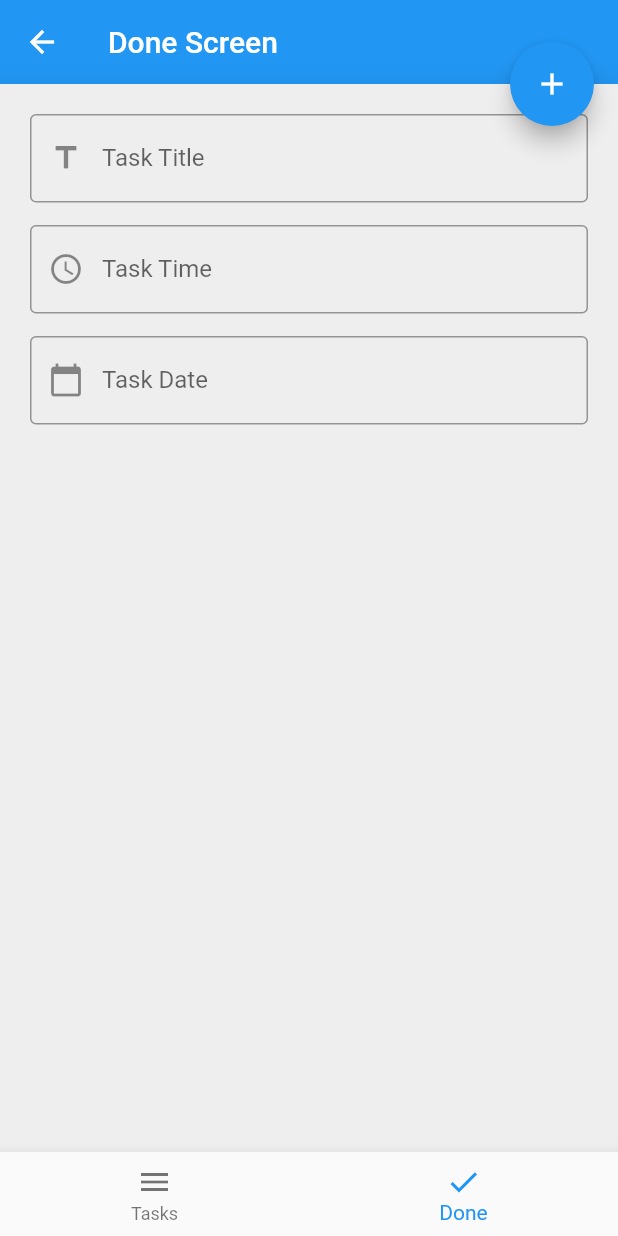
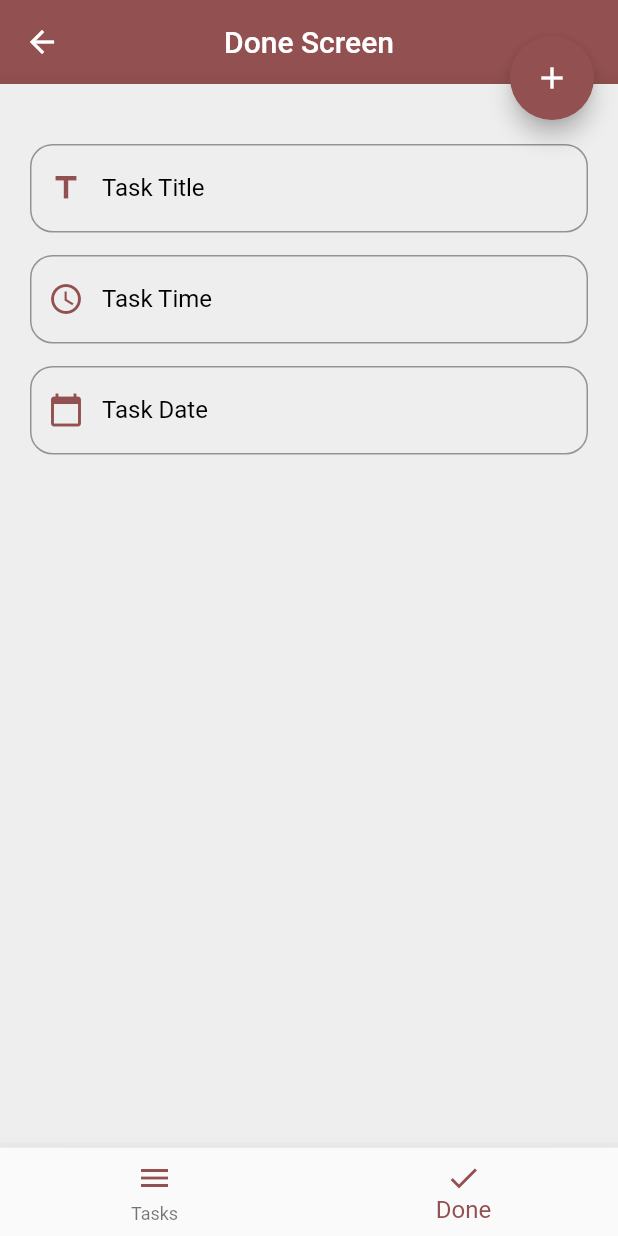
Before and after one commit to AhmedElemey/my_todo_app, a Flutter app: the screen it shows after launch, item 2 of the bottom bar chosen, after a tap on the "edit" icon, on a phone screen of 412 x 824 dp. Run offline on Flutter 3.47's test engine with Material 2 defaults, Android fonts, the phone set to English and light mode, and no system bars; our stand-ins replace conditional_builder_null_safety, persistent_bottom_nav_bar, sqflite; accounts and stored records are empty.

Commit message:
design enhancement

```diff
--- a/lib/views/home_screen.dart
+++ b/lib/views/home_screen.dart
@@ -29,6 +29,15 @@ class _HomeScreenState extends State<HomeScreen> {
   }
 
   @override
+  void dispose() {
+    // TODO: implement dispose
+    titleController.dispose();
+    timeController.dispose();
+    dateController.dispose();
+    super.dispose();
+  }
+
+  @override
   Widget build(BuildContext context) {
     var provider = Provider.of<DatabaseHelper>(context, listen: false);
 
@@ -37,11 +46,16 @@ class _HomeScreenState extends State<HomeScreen> {
         key: scaffoldKey,
         body: provider.screens[provider.getCurrentIndex],
         appBar: AppBar(
+          backgroundColor: const Color(0xff935050),
+          centerTitle: true,
           title: Text(
-            '${provider.screenName[provider.getCurrentIndex]}',
+            provider.screenName[provider.getCurrentIndex],
           ),
         ),
-        floatingActionButton: FloatingActionButton(
+        floatingActionButton: Padding(
+          padding: const EdgeInsets.only(bottom: 8.0),
+          child: FloatingActionButton(
+            backgroundColor: const Color(0xff935050),
             onPressed: () {
               if (provider.getIsBottomSheetShown) {
                 if (formKey.currentState!.validate()) {
@@ -50,6 +64,7 @@ class _HomeScreenState extends State<HomeScreen> {
                     time: timeController.text,
                     date: dateController.text,
                   );
+                  Navigator.pop(context);
                 }
               } else {
                 scaffoldKey.currentState!
@@ -62,6 +77,9 @@ class _HomeScreenState extends State<HomeScreen> {
                           child: Column(
                             mainAxisSize: MainAxisSize.min,
                             children: [
+                              const SizedBox(
+                                height: 20,
+                              ),
                               defaultFormField(
                                 controller: titleController,
                                 type: TextInputType.text,
@@ -93,7 +111,6 @@ class _HomeScreenState extends State<HomeScreen> {
                                     ).then((value) {
                                       timeController.text =
                                           value!.format(context).toString();
-                                    print(timeController.text);
                                     });
                                   }),
                               const SizedBox(height: 15),
@@ -116,7 +133,8 @@ class _HomeScreenState extends State<HomeScreen> {
                                         firstDate: DateTime.now(),
                                         lastDate: DateTime.parse('2022-05-03'),
                                       ).then((value) {
-                                      print(DateFormat.yMMMd().format(value!));
+                                        print(
+                                            DateFormat.yMMMd().format(value!));
                                         dateController.text =
                                             DateFormat.yMMMd().format(value);
                                       });
@@ -138,15 +156,27 @@ class _HomeScreenState extends State<HomeScreen> {
             },
             child: Icon(provider.getFabIcon),
           ),
+        ),
         bottomNavigationBar: BottomNavigationBar(
+          selectedLabelStyle: const TextStyle(
+            color: Color(0xff935050),
+            fontSize: 16,
+          ),
+          selectedItemColor: const Color(0xff935050),
           currentIndex: provider.getCurrentIndex,
           items: const [
             BottomNavigationBarItem(
-              icon: Icon(Icons.menu),
+              icon: Icon(
+                Icons.menu,
+                color: Color(0xff935050),
+              ),
               label: 'Tasks',
             ),
             BottomNavigationBarItem(
-              icon: Icon(Icons.done),
+              icon: Icon(
+                Icons.done,
+                color: Color(0xff935050),
+              ),
               label: 'Done',
             ),
             // // BottomNavigationBarItem(
--- a/lib/widgets/default_form_field.dart
+++ b/lib/widgets/default_form_field.dart
@@ -23,17 +23,26 @@ Widget defaultFormField({
         validator: validator,
         decoration: InputDecoration(
           labelText: label,
+          labelStyle: TextStyle(color: Colors.black),
           prefixIcon: Icon(
             prefix,
+            color: const Color(0xff935050),
           ),
           suffixIcon: suffix != null
               ? IconButton(
                   onPressed: suffixPressed,
                   icon: Icon(
                     suffix,
+                    color: const Color(0xff935050),
                   ),
                 )
               : null,
-        border: OutlineInputBorder(),
+          focusedBorder: OutlineInputBorder(
+            borderRadius: BorderRadius.circular(15),
+            borderSide: const BorderSide(color: Color(0xff935050), width: 1.3),
           ),
-    );
+          border: OutlineInputBorder(
+            borderRadius: BorderRadius.circular(15),
+            borderSide: const BorderSide(color: Color(0xff935050), width: 1.3),
+          ),
+        ));
```
Also changed, not shown: lib/services/database.dart (+7 -4 lines), lib/widgets/build_task_item.dart (+58 -18 lines), pubspec.lock. Lines whose indentation alone changed are shown as unchanged.
